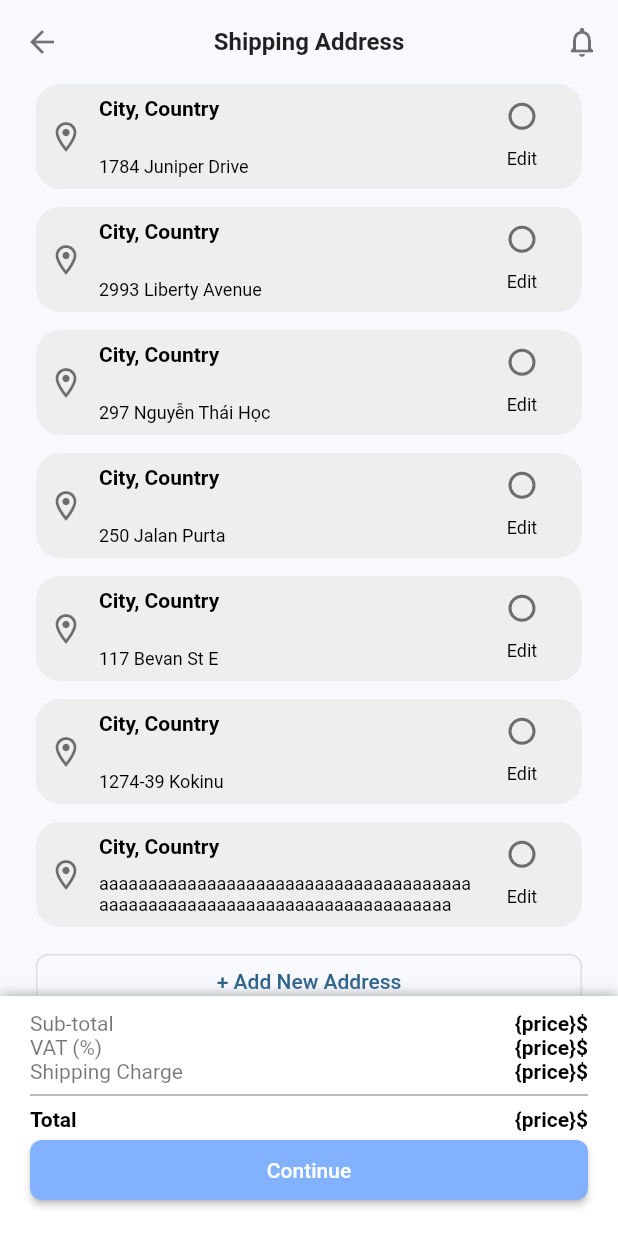
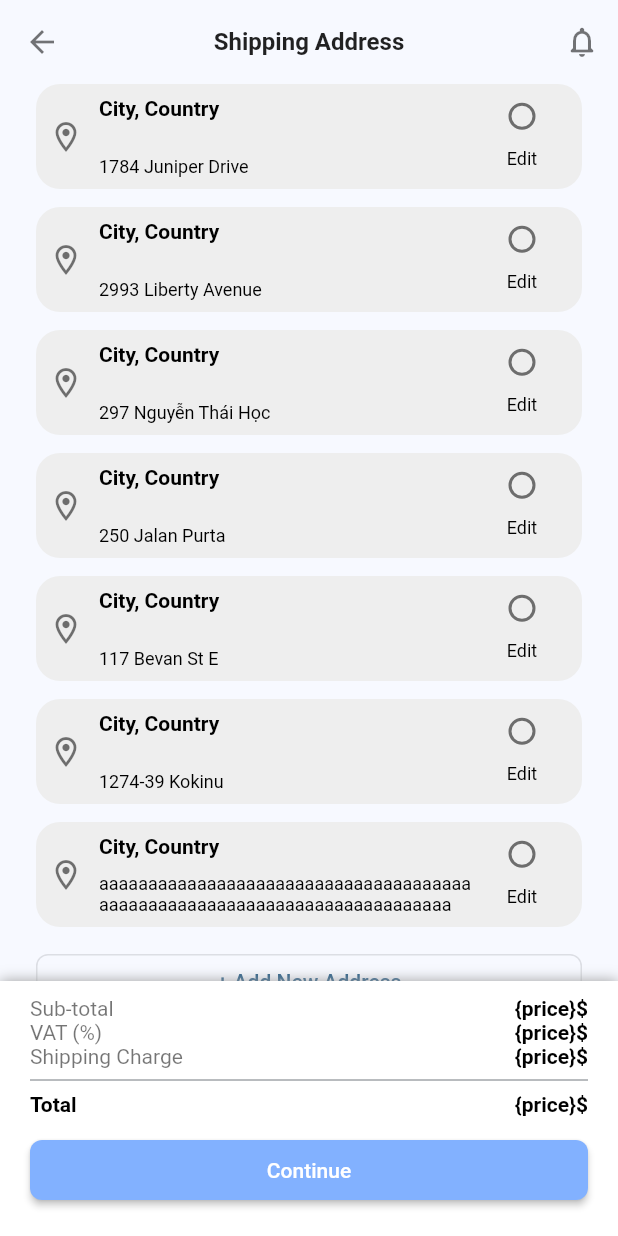
Before and after one commit to ngocnam11/e_shop, a Flutter app: the CheckoutScreen screen opened by its route, on a phone screen of 412 x 824 dp. Run offline on Flutter 3.47's test engine with Material 2 defaults, Android fonts, the phone set to English and light mode, and no system bars; our stand-ins replace flutter_svg; project files that could hold a hidden picture were left out.

Commit message:
adjust navigation bar height

```diff
--- a/lib/screens/checkout_screen.dart
+++ b/lib/screens/checkout_screen.dart
@@ -53,7 +53,7 @@ class _CheckoutScreenState extends State<CheckoutScreen> {
               ),
               child: Row(
                 mainAxisAlignment: MainAxisAlignment.spaceBetween,
-                children: [
+                children: <Widget>[
                   const Icon(Icons.location_on_outlined),
                   const SizedBox(width: 10),
                   Expanded(
@@ -120,7 +120,7 @@ class _CheckoutScreenState extends State<CheckoutScreen> {
         itemCount: address.length + 1,
       ),
       bottomNavigationBar: Container(
-        height: 160,
+        height: 170,
         padding: const EdgeInsets.only(
           left: 20,
           right: 20,
@@ -138,9 +138,9 @@ class _CheckoutScreenState extends State<CheckoutScreen> {
         ),
         child: Column(
           mainAxisAlignment: MainAxisAlignment.spaceBetween,
-          children: [
+          children: <Widget>[
             Column(
-              children: [
+              children: <Widget>[
                 Row(
                   mainAxisAlignment: MainAxisAlignment.spaceBetween,
                   children: <Widget>[
```
